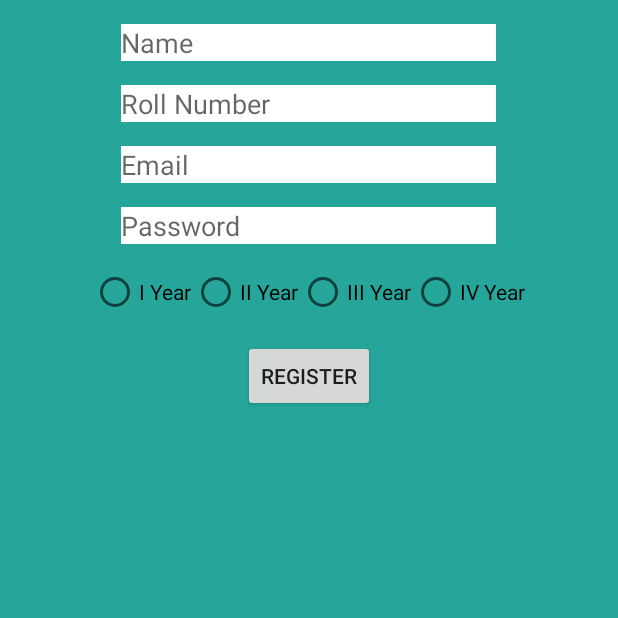
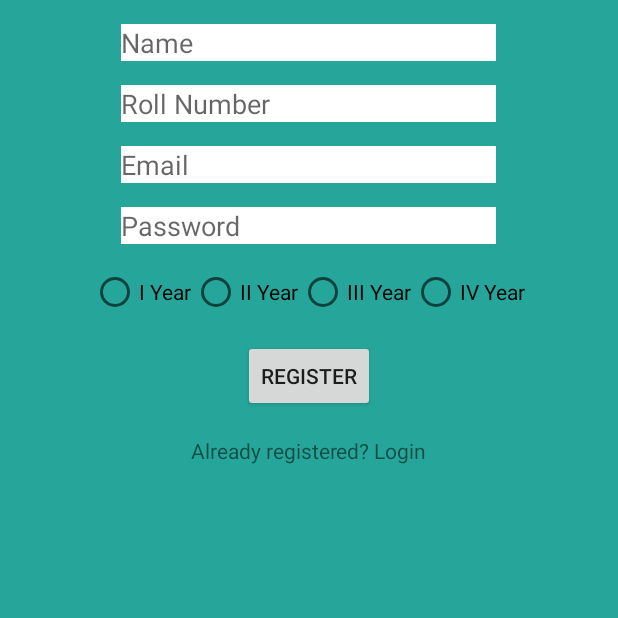
Before and after one commit to casualmill/IIITconnect, an Android app: the screen it shows after launch (MainActivity), on a phone screen of 412 x 824 dp, the top half of it. Run offline under Robolectric (Android 15) with nearby library versions, the phone set to English and light mode, and no system bars; our stand-ins replace Firebase (no records; nobody signed in at launch, a user with empty details on screens opened directly).

Commit message:
Integrated email login

```diff
--- a/app/src/main/java/com/casualmill/iiitconnect/MainActivity.java
+++ b/app/src/main/java/com/casualmill/iiitconnect/MainActivity.java
@@ -8,6 +8,7 @@ import android.util.Log;
 import android.view.View;
 import android.widget.Button;
 import android.widget.EditText;
+import android.widget.TextView;
 import android.widget.Toast;
 
 import com.google.android.gms.auth.api.Auth;
@@ -39,6 +40,9 @@ public class MainActivity extends AppCompatActivity {
     //EditText Views
     EditText mUserName,mEmail,mRollNumber,mPassword;
 
+    //TextViews
+    TextView mAlreadyRegistered;
+
     //firebase variables
     private FirebaseAuth mAuth;
     FirebaseAuth.AuthStateListener mAuthListener;
@@ -50,13 +54,22 @@ public class MainActivity extends AppCompatActivity {
 
         //firebase variables
         mAuth = FirebaseAuth.getInstance();
-        mAuth = FirebaseAuth.getInstance();
 
         //Registering details
         mUserName = (EditText) findViewById(R.id.register_name);
         mEmail = (EditText) findViewById(R.id.register_email);
         mRollNumber = (EditText) findViewById(R.id.register_roll_number);
         mPassword = (EditText) findViewById(R.id.register_password);
+
+        //already registered TextView
+        mAlreadyRegistered = (TextView) findViewById(R.id.already_registered_text_view);
+        //redirect to the login a page
+        mAlreadyRegistered.setOnClickListener(new View.OnClickListener() {
+            @Override
+            public void onClick(View view) {
+                startActivity(new Intent(MainActivity.this,LoginPageActivity.class));
+            }
+        });
 
         //Buttons
         registerButton = (Button) findViewById(R.id.register_button);
--- a/app/src/main/res/layout/activity_main.xml
+++ b/app/src/main/res/layout/activity_main.xml
@@ -97,4 +97,13 @@
             android:text="IV Year"/>
     </RadioGroup>
 
+    <TextView
+        android:id="@+id/already_registered_text_view"
+        android:layout_width="wrap_content"
+        android:layout_height="wrap_content"
+        android:text="Already registered? Login"
+        android:layout_centerHorizontal="true"
+        android:layout_below="@+id/register_button"
+        android:layout_marginTop="16dp" />
+
 </RelativeLayout>
--- a/app/src/main/res/layout/activity_signed_in.xml
+++ b/app/src/main/res/layout/activity_signed_in.xml
@@ -9,7 +9,7 @@
     <TextView
         android:layout_width="wrap_content"
         android:layout_height="wrap_content"
-        android:text="Thank you for registering :)"
+        android:text="Thank you for registering/logging in :)"
         android:textSize="20sp"
         android:layout_centerHorizontal="true"
         android:layout_margin="8dp"/>
```
Also changed, not shown: app/src/main/AndroidManifest.xml (+7 -2 lines), app/src/main/java/com/casualmill/iiitconnect/LoginPageActivity.java (added, +99 -0 lines), app/src/main/res/layout/login_page.xml (renamed from app/src/main/res/layout/sign_in_page.xml, +17 -6 lines).
